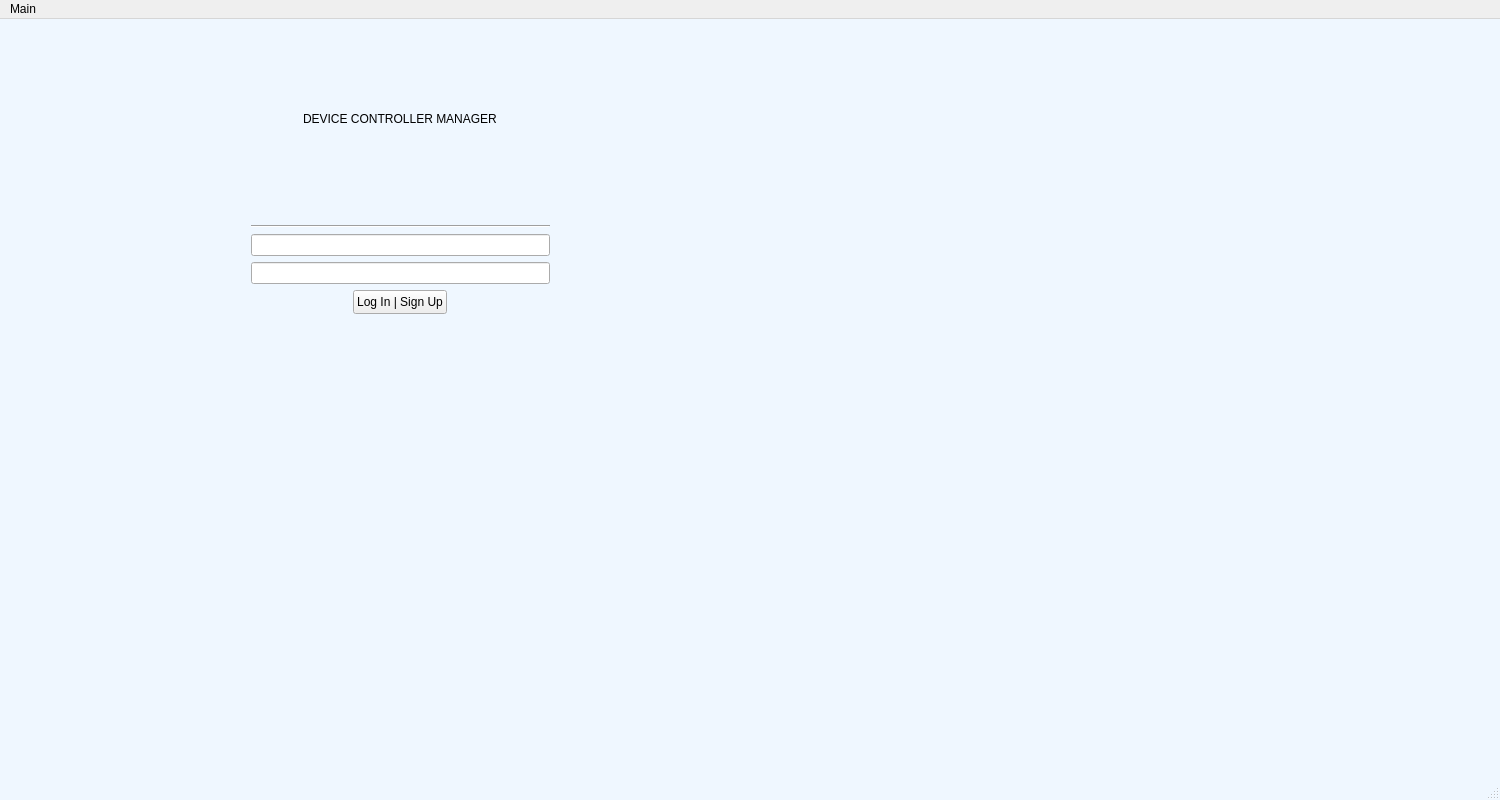
abdelmoniemh/3K04-Pacemaker-Project, file DCM_group32/UI/MainWindow - LoginScreen.ui: the form before one commit.
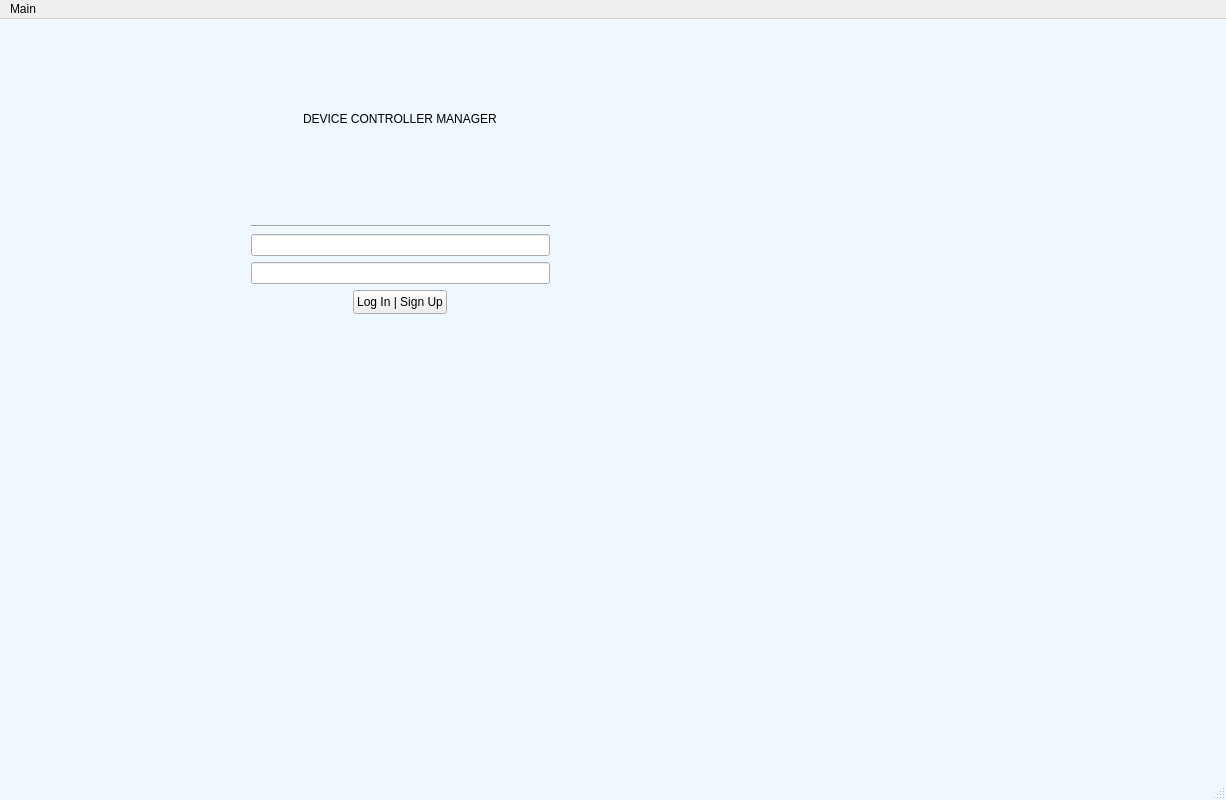
The form after the commit.

```diff
--- a/DCM_group32/UI/MainWindow - LoginScreen.ui
+++ b/DCM_group32/UI/MainWindow - LoginScreen.ui
@@ -6,7 +6,7 @@
    <rect>
     <x>0</x>
     <y>0</y>
-    <width>1500</width>
+    <width>1226</width>
     <height>800</height>
    </rect>
   </property>
@@ -235,7 +235,7 @@
     <rect>
      <x>0</x>
      <y>0</y>
-     <width>1500</width>
+     <width>1226</width>
      <height>22</height>
     </rect>
    </property>
```
